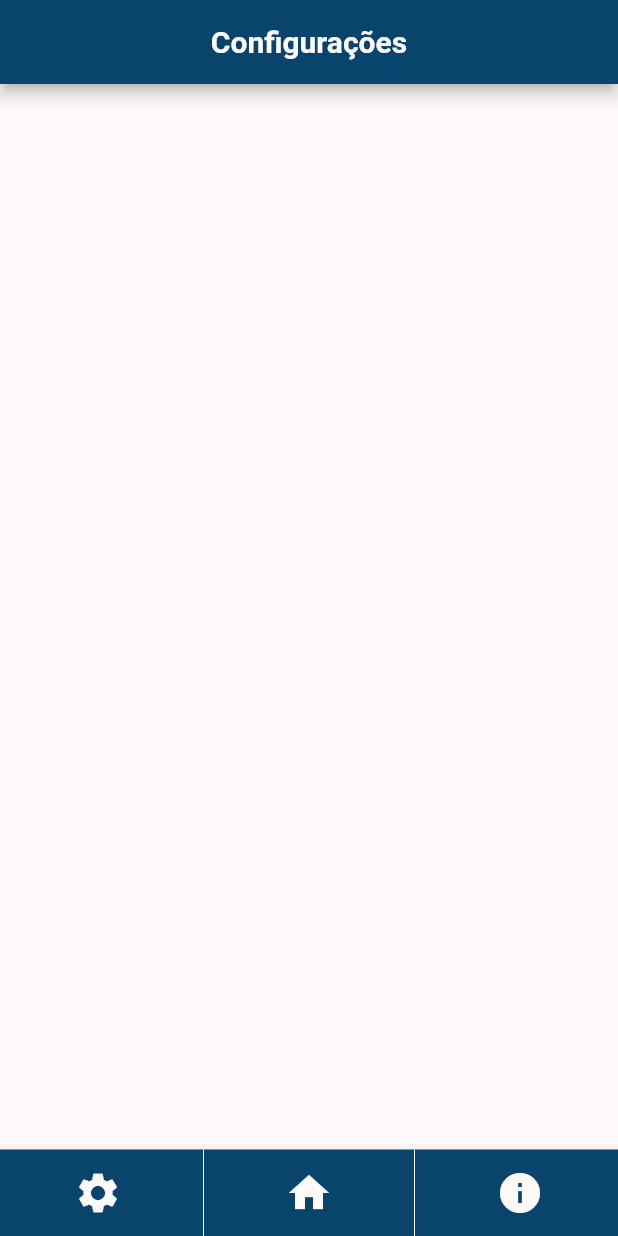
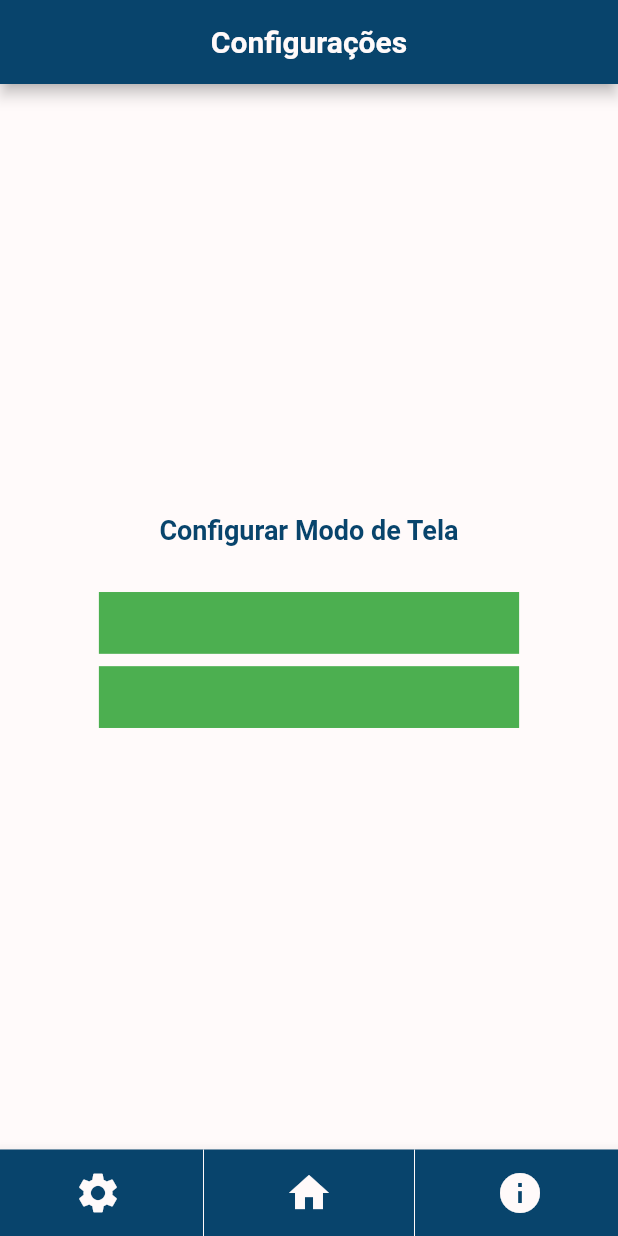
Before and after one commit to Mateus-F-Oliveira/flutter_calculadora_imc, a Flutter app: the screen it shows after launch, item 2 of the bottom bar chosen, after a tap on the "settings" icon, on a phone screen of 412 x 824 dp. Run offline on Flutter 3.47's test engine with Material 2 defaults, Android fonts, the phone set to English and light mode, and no system bars.

Commit message:
criando tela de configuração, mas ainda não foi terminada.

```diff
--- a/lib/view/pages/settings.dart
+++ b/lib/view/pages/settings.dart
@@ -1,3 +1,4 @@
+import 'package:calculadora_imc/view/widgets/lists/options_settings.dart';
 import 'package:calculadora_imc/view/widgets/ui_components/footer.dart';
 import 'package:calculadora_imc/view/widgets/ui_components/header.dart';
 import 'package:flutter/material.dart';
@@ -20,6 +21,7 @@ class _SettingsState extends State<Settings>
       appBar: header(title: "Configurações"),
       bottomNavigationBar: footer(size: size, context: context),
       backgroundColor: const Color(0xFFFFFAFA),
+      body: optionsSettings(size: size),
     );
   }
 }
--- /dev/null
+++ b/lib/view/widgets/lists/options_settings.dart
@@ -0,0 +1,21 @@
+import 'package:calculadora_imc/view/widgets/ui_components/mode_select_option.dart';
+import 'package:calculadora_imc/view/widgets/texts/options_settings_title.dart';
+import 'package:flutter/material.dart';
+import 'dart:core';
+
+Widget optionsSettings({required double size})
+{
+  return Center(
+    child: SizedBox(
+      height: size*0.2,
+      width: size*0.4,
+      child: Stack(
+        children: [
+          optionsSettingsTitle(size: size),
+          modeSelectOption(size: size, padding: size*0.08),
+          modeSelectOption(size: size, padding: size*0.14)
+        ],
+      ),
+    ),
+  );
+}
--- /dev/null
+++ b/lib/view/widgets/texts/options_settings_title.dart
@@ -0,0 +1,24 @@
+import 'package:flutter/material.dart';
+import 'dart:core';
+
+Widget optionsSettingsTitle({required double size})
+{
+  return Align(
+    alignment: Alignment.topCenter,
+    child: SizedBox(
+      height: size*0.06,
+      width: size*0.3,
+      child: const Center(
+        child: Text(
+          "Configurar Modo de Tela",
+          textAlign: TextAlign.center,
+          style: TextStyle(
+            fontSize: 18,
+            color: Color(0xFF08446c),
+            fontWeight: FontWeight.bold
+          ),
+        ),
+      ),
+    ),
+  );
+}
--- /dev/null
+++ b/lib/view/widgets/ui_components/mode_select_option.dart
@@ -0,0 +1,21 @@
+import 'package:flutter/material.dart';
+import 'dart:core';
+
+Widget modeSelectOption(
+{
+  required double size,
+  required double padding
+})
+{
+  return Align(
+    alignment: Alignment.topLeft,
+    child: Padding(
+      padding: EdgeInsets.only(top: padding, left: size*0.03),
+      child: Container(
+        color: Colors.green,
+        height: size*0.05,
+        width: size*0.34,
+      ),
+    ),
+  );
+}
```
Also changed, not shown: lib/view/global/global.dart (added, +10 -0 lines), lib/view/widgets/ui_components/dark_mode_option.dart (added, +17 -0 lines), lib/view/widgets/ui_components/light_mode_option.dart (added, +17 -0 lines).
